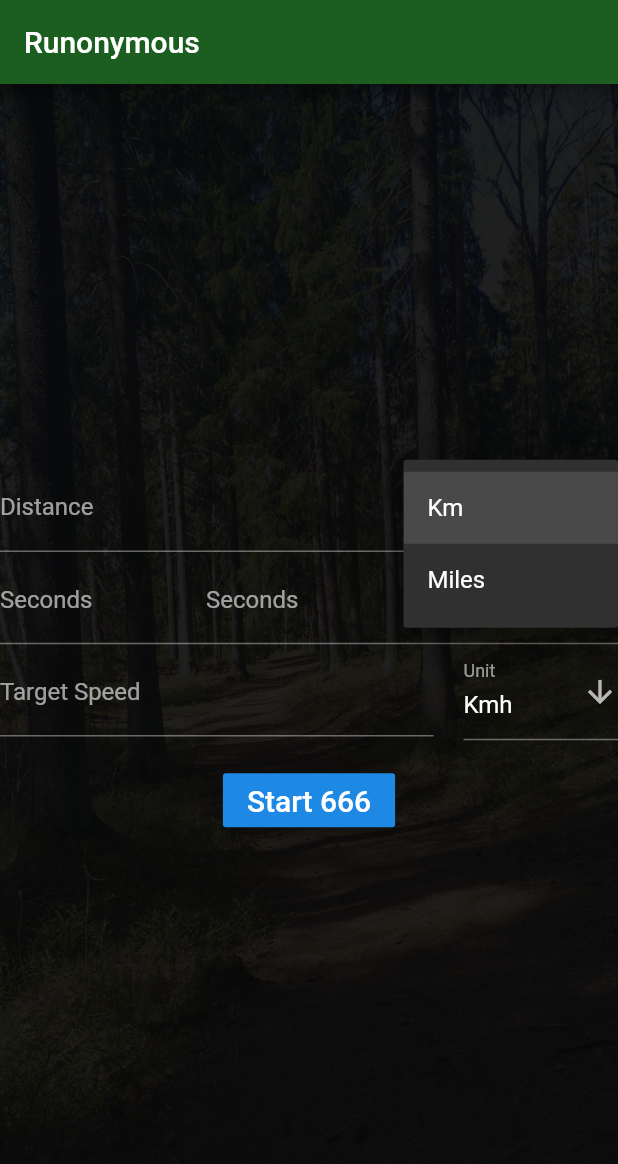
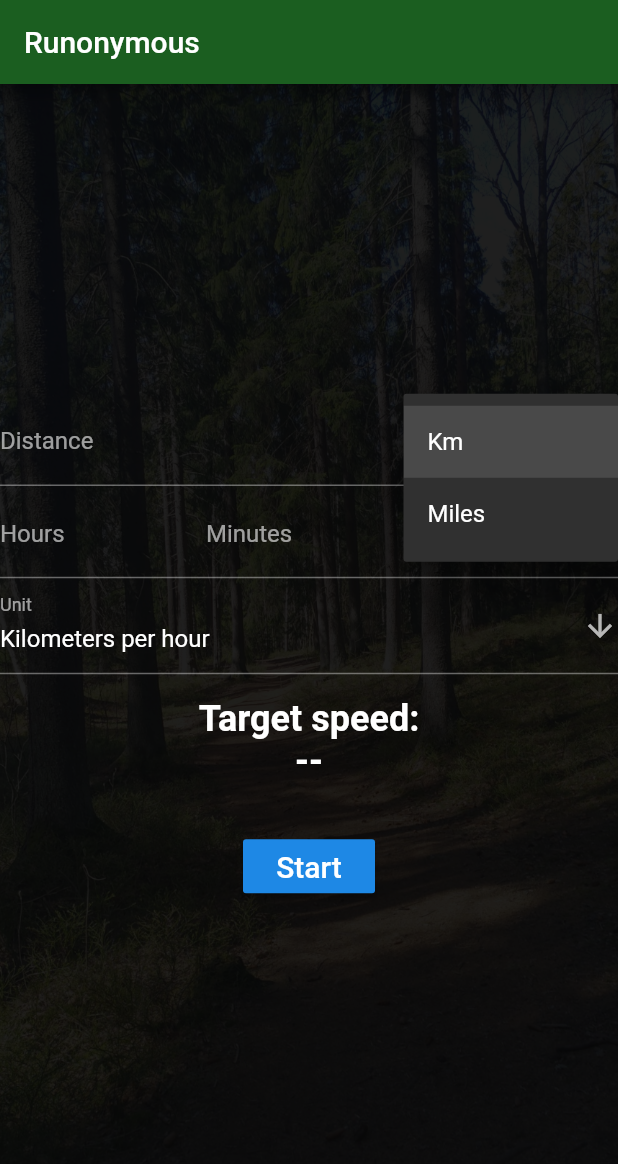
Before and after one commit to temedeus/runanonymous, a Flutter app: the screen it shows after launch, after a tap on "Km", on a phone screen of 412 x 824 dp. Shown: the top 1164 px of the screen. Run offline on Flutter 3.47's test engine with Material 2 defaults, Android fonts, the light colour scheme and no system bars; our stand-ins replace flutter_bloc, location.

Commit message:
Refactoring BloCs with new flutter_bloc version

```diff
--- a/lib/bloc/running_target_bloc.dart
+++ b/lib/bloc/running_target_bloc.dart
@@ -14,7 +14,7 @@ class RunningTargetBloc
     distance: null,
     time: new RunningTime(),
     distanceUnit: DistanceUnit.KM,
-    speed: 666,
+    speed: null,
     speedUnit: SpeedUnit.KMH,
   );
 
--- a/lib/common/speed_unit.dart
+++ b/lib/common/speed_unit.dart
@@ -1,12 +1,16 @@
-enum SpeedUnit { KMH, MPH }
+enum SpeedUnit { KMH, MPH, MPM, MPK }
 
 extension SpeedUnitClear on SpeedUnit {
   String get unit {
     switch (this) {
       case SpeedUnit.KMH:
-        return "Kmh";
+        return "Kilometers per hour";
       case SpeedUnit.MPH:
-        return "Mph";
+        return "Milers per hour";
+      case SpeedUnit.MPM:
+        return "Minutes per mile";
+      case SpeedUnit.MPK:
+        return "Minutes per kilometer";
       default:
         return null;
     }
--- a/lib/component/runningtargetform/running_target_form.dart
+++ b/lib/component/runningtargetform/running_target_form.dart
@@ -3,6 +3,8 @@ import 'package:flutter/cupertino.dart';
 import 'package:flutter/material.dart';
 import 'package:flutter_bloc/flutter_bloc.dart';
 import 'package:runanonymous/bloc/running_target_bloc.dart';
+import 'package:runanonymous/bloc/running_time.dart';
+import 'package:runanonymous/bloc/running_time_event.dart';
 import 'package:runanonymous/common/distance_unit.dart';
 import 'package:runanonymous/common/route_mapping.dart';
 import 'package:runanonymous/common/speed_unit.dart';
@@ -31,16 +33,32 @@ class RunningTargetFormState extends State<RunningTargetForm> {
     return BlocBuilder(
       cubit: BlocProvider.of<RunningTargetBloc>(context),
       builder: (BuildContext context, state) {
+        String targetSpeed = state.speed ?? "--";
+        String targetSpeedText = "Target speed: \n" + targetSpeed;
         return Form(
           key: _formKey,
           child: Column(
             children: <Widget>[
               _buildDistanceField(),
-              TimeInput(),
-              _buildSpeedField(),
+              TimeInput(
+                  changeListener: (hours, minutes, seconds) => {
+                        BlocProvider.of<RunningTargetBloc>(context)
+                            .add(UpdateRunningTimeEvent(RunningTime()
+                              ..hour = int.tryParse(hours)
+                              ..minute = int.tryParse(minutes)
+                              ..seconds = int.tryParse(seconds)))
+                      }),
+              _buildSpeedUnitField(),
               Padding(
                   padding: const EdgeInsets.symmetric(vertical: 16.0),
-                  child: MainMenuButton("Start ${state.speed}", () {
+                  child: Text(
+                    targetSpeedText,
+                    textAlign: TextAlign.center,
+                    style: TextStyle(fontWeight: FontWeight.bold, fontSize: 24),
+                  )),
+              Padding(
+                  padding: const EdgeInsets.symmetric(vertical: 16.0),
+                  child: MainMenuButton("Start", () {
                     formSubmitAction();
                   })),
             ],
@@ -77,27 +95,16 @@ class RunningTargetFormState extends State<RunningTargetForm> {
     );
   }
 
-  Widget _buildSpeedField() {
-    return Column(
-      children: <Widget>[
-        Row(
-          children: <Widget>[
-            Expanded(
-                flex: 3,
-                child: Padding(
-                  padding: const EdgeInsets.only(right: 20),
-                  child: NumberInputField("Target Speed",
-                      onSaved: (String value) {}, hintText: "0"),
-                )),
-            Expanded(
-                child: FormDropDownWidget(
-              labelText: "Unit",
-              items: [SpeedUnit.KMH.unit, SpeedUnit.MPH.unit],
-              initialValue: SpeedUnit.KMH.unit,
-            ))
-          ],
-        ),
+  Widget _buildSpeedUnitField() {
+    return FormDropDownWidget(
+      labelText: "Unit",
+      items: [
+        SpeedUnit.KMH.unit,
+        SpeedUnit.MPH.unit,
+        SpeedUnit.MPK.unit,
+        SpeedUnit.MPM.unit
       ],
+      initialValue: SpeedUnit.KMH.unit,
     );
   }
 
--- a/lib/component/runningtargetform/time_input.dart
+++ b/lib/component/runningtargetform/time_input.dart
@@ -1,67 +1,66 @@
 import 'package:flutter/cupertino.dart';
-
-import 'file:///C:/Users/teemu/AndroidStudioProjects/simple_runner/lib/bloc/running_time.dart';
+import 'package:runanonymous/bloc/running_time.dart';
+import 'package:runanonymous/validator/validators.dart';
 
 import '../common/number_input_field.dart';
 
 class TimeInput extends StatefulWidget {
-  TimeInput({Key key}) : super(key: key);
+  TimeInput({Key key, this.changeListener}) : super(key: key);
+
+  final Function changeListener;
 
   @override
-  _TimeInputState createState() => _TimeInputState();
+  _TimeInputState createState() =>
+      _TimeInputState(changeListener: changeListener);
 }
 
 class _TimeInputState extends State<TimeInput> {
   final TextEditingController _hourController = TextEditingController();
   final TextEditingController _minuteController = TextEditingController();
   final TextEditingController _secondController = TextEditingController();
+  final Function changeListener;
 
-  _TimeInputState() {
-    addControllerListeners();
+  _TimeInputState({this.changeListener}) {
+    addControllerListeners(changeListener);
   }
 
-  void addControllerListeners() {
-    VoidCallback listener = () => {
-          //    runningTargetBloc.updateTime(RunningTime()
-          //   ..hour = int.tryParse(_hourController.text)
-          //   ..minute = int.tryParse(_minuteController.text)
-          //   ..seconds = int.tryParse(_secondController.text))
-        };
-    _hourController.addListener(listener);
-    _minuteController.addListener(listener);
-    _secondController.addListener(listener);
+  void addControllerListeners(Function changeAction) {
+    VoidCallback timeInputChangeListener = () {
+      changeAction.call("${_hourController.text}", "${_minuteController.text}",
+          "${_secondController.text}");
+    };
+    _hourController.addListener(timeInputChangeListener);
+    _minuteController.addListener(timeInputChangeListener);
+    _secondController.addListener(timeInputChangeListener);
   }
 
   List<Widget> getInputFields() {
-    String _hintText = "";
     return <Widget>[
-      createInputField(
-        "Hours",
-        _hintText,
-        _hourController,
+      Expanded(
+        flex: 1,
+        child: NumberInputField(
+          "Hours",
+          controller: _hourController,
+          validator: Validators().getNumberRangeValidator(0, 200),
+        ),
       ),
-      createInputField(
-        "Minutes",
-        _hintText,
-        _minuteController,
+      Expanded(
+        flex: 1,
+        child: NumberInputField(
+          "Minutes",
+          controller: _minuteController,
+          validator: Validators().getNumberRangeValidator(0, 60),
+        ),
       ),
-      createInputField(
-        "Seconds",
-        _hintText,
-        _secondController,
+      Expanded(
+        flex: 1,
+        child: NumberInputField(
+          "Seconds",
+          controller: _secondController,
+          validator: Validators().getNumberRangeValidator(0, 60),
+        ),
       )
     ];
-  }
-
-  Expanded createInputField(title, hint, controller) {
-    return Expanded(
-      flex: 1,
-      child: NumberInputField(
-        "Seconds",
-        hintText: hint,
-        controller: controller,
-      ),
-    );
   }
 
   void updateComponent(RunningTime runningTime) {
--- a/lib/validator/Validators.dart
+++ b/lib/validator/Validators.dart
@@ -20,7 +20,7 @@ class Validators {
       var hour = double.tryParse(value.replaceAll(",", "."));
 
       if (hour == null || hour < min || hour > max) {
-        return "Not proper number!";
+        return "Range ${min} to  ${max}";
       }
       return null;
     };
```
Also changed, not shown: lib/component/speedometer/speedometer.dart (renamed from lib/component/speedometer/Speedometer.dart), 3 other files.
